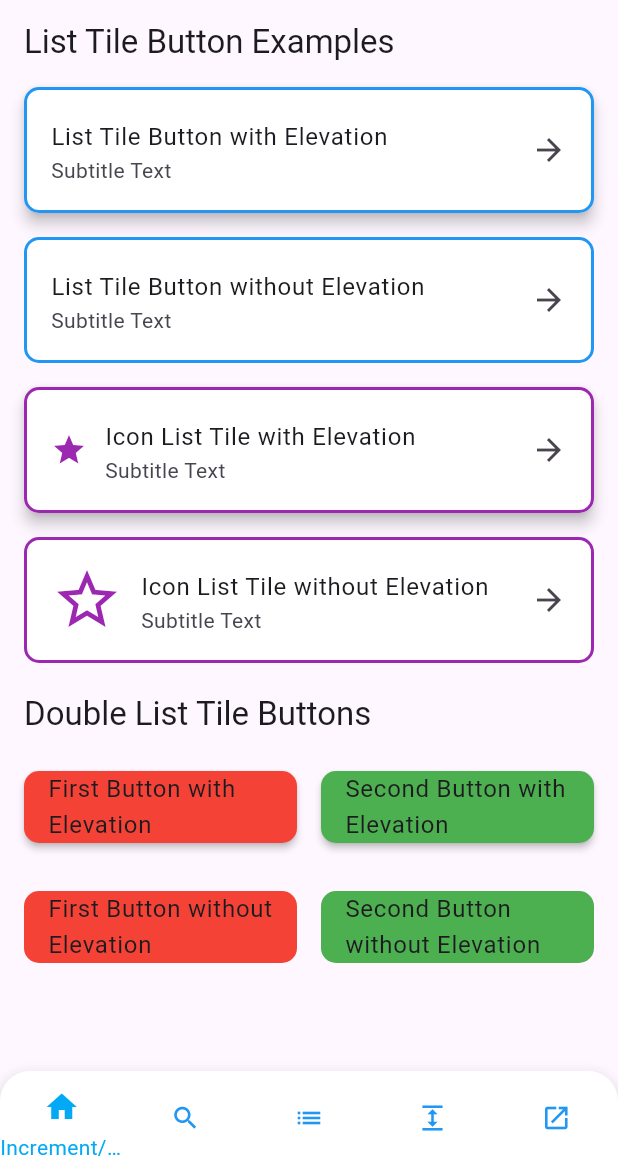
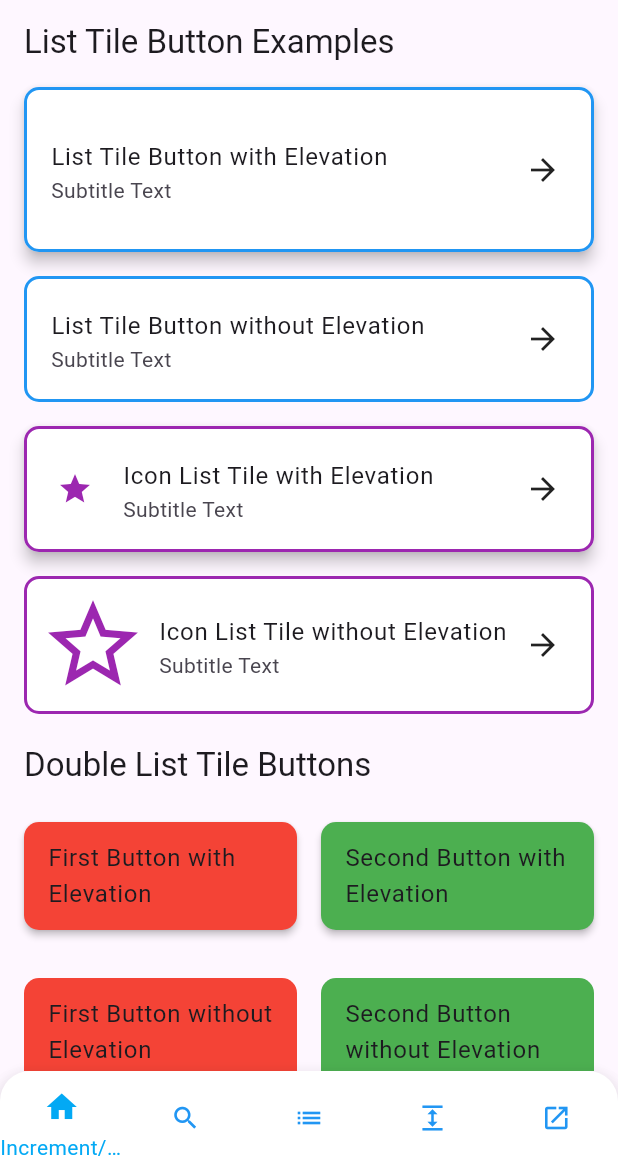
Before and after one commit to FrenkyDema/risto_widgets, a Flutter app: the screen it shows after launch, swiped to page 3, on a phone screen of 412 x 824 dp, the part 63-1236 px from its top. Run offline on Flutter 3.47's test engine with Material 3 defaults, Android fonts, the phone set to English and light mode, and no system bars.

Commit message:
Refactoring ListTileButton
Fix icon sizeFactor

```diff
--- a/example/lib/pages/list_tile_button_page.dart
+++ b/example/lib/pages/list_tile_button_page.dart
@@ -19,11 +19,11 @@ class ListTileButtonPage extends StatelessWidget {
           body: const Text('List Tile Button with Elevation'),
           subtitle: const Text('Subtitle Text'),
           onPressed: () {},
-          padding: const EdgeInsets.symmetric(vertical: 8.0),
           backgroundColor: Colors.white,
           borderColor: Colors.blue,
           elevation: 4.0,
           trailing: const Icon(Icons.arrow_forward),
+          minHeight: 90,
         ),
         const SizedBox(height: 16),
 
@@ -32,7 +32,6 @@ class ListTileButtonPage extends StatelessWidget {
           body: const Text('List Tile Button without Elevation'),
           subtitle: const Text('Subtitle Text'),
           onPressed: () {},
-          padding: const EdgeInsets.symmetric(vertical: 8.0),
           backgroundColor: Colors.white,
           borderColor: Colors.blue,
           trailing: const Icon(Icons.arrow_forward),
@@ -45,7 +44,6 @@ class ListTileButtonPage extends StatelessWidget {
           icon: Icons.star,
           subtitle: const Text('Subtitle Text'),
           onPressed: () {},
-          padding: const EdgeInsets.symmetric(vertical: 8.0),
           backgroundColor: Colors.white,
           borderColor: Colors.purple,
           iconColor: Colors.purple,
@@ -60,13 +58,11 @@ class ListTileButtonPage extends StatelessWidget {
             icon: Icons.star_border,
             subtitle: const Text('Subtitle Text'),
             onPressed: () {},
-          padding: const EdgeInsets.symmetric(vertical: 8.0),
             backgroundColor: Colors.white,
             borderColor: Colors.purple,
             iconColor: Colors.purple,
             trailing: const Icon(Icons.arrow_forward),
-          sizeFactor: 2,
-        ),
+            sizeFactor: 3),
         const SizedBox(height: 20),
 
         Text(
--- a/lib/widgets/buttons/list_tile_button.dart
+++ b/lib/widgets/buttons/list_tile_button.dart
@@ -7,7 +7,7 @@ class ListTileButton extends StatelessWidget {
   final Widget? subtitle;
   final Widget? leading;
   final Widget? trailing;
-  final EdgeInsetsGeometry padding;
+  final EdgeInsetsGeometry? padding;
   final EdgeInsetsGeometry? contentPadding;
   final Color? borderColor;
   final double borderRadius;
@@ -15,10 +15,12 @@ class ListTileButton extends StatelessWidget {
   final Color? backgroundColor;
   final ListTileTitleAlignment? bodyAlignment;
   final double? elevation;
+  final double? leadingSizeFactor;
+  final double? minHeight;
 
   const ListTileButton({
     super.key,
-    this.padding = EdgeInsets.zero,
+    this.padding,
     this.contentPadding,
     this.borderColor,
     this.backgroundColor,
@@ -32,6 +34,8 @@ class ListTileButton extends StatelessWidget {
     this.onLongPress,
     this.bodyAlignment,
     this.elevation,
+    this.leadingSizeFactor,
+    this.minHeight = 56.0,
   });
 
   @override
@@ -48,18 +52,44 @@ class ListTileButton extends StatelessWidget {
           onTap: onPressed,
           onLongPress: onLongPress,
           child: Padding(
-            padding: padding,
+            padding: padding ?? const EdgeInsets.all(8),
+            child: ConstrainedBox(
+              constraints: BoxConstraints(
+                minHeight: minHeight ?? 56.0,
+              ),
+              child: IntrinsicHeight(
+                child: Row(
+                  children: [
+                    if (leading != null)
+                      SizedBox(
+                        width: (leadingSizeFactor != null &&
+                                leadingSizeFactor! * 24 > 48)
+                            ? leadingSizeFactor! * 24
+                            : 48,
+                        height: double.infinity,
+                        child: leading,
+                      ),
+                    Expanded(
                       child: ListTile(
                         titleAlignment: bodyAlignment,
                         visualDensity: visualDensity ?? VisualDensity.compact,
-              contentPadding: contentPadding ??
-                  const EdgeInsets.symmetric(horizontal: 16.0),
+                        contentPadding:
+                            contentPadding ?? const EdgeInsets.only(left: 8),
                         minVerticalPadding: 0,
                         minLeadingWidth: 0,
-              leading: leading,
                         title: body,
                         subtitle: subtitle,
-              trailing: trailing,
+                      ),
+                    ),
+                    if (trailing != null)
+                      Container(
+                        margin: const EdgeInsets.only(right: 12),
+                        height: double.infinity,
+                        child: trailing,
+                      ),
+                  ],
+                ),
+              ),
             ),
           ),
         ),
@@ -78,7 +108,7 @@ class IconListTileButton extends StatelessWidget {
   final Color? borderColor;
   final double? elevation;
   final double sizeFactor;
-  final EdgeInsetsGeometry padding;
+  final EdgeInsetsGeometry? padding;
   final EdgeInsetsGeometry? contentPadding;
   final void Function()? onPressed;
 
@@ -92,7 +122,7 @@ class IconListTileButton extends StatelessWidget {
     this.backgroundColor,
     this.borderColor,
     this.sizeFactor = 1.0,
-    this.padding = EdgeInsets.zero,
+    this.padding,
     this.contentPadding,
     this.onPressed,
     this.elevation,
@@ -107,8 +137,9 @@ class IconListTileButton extends StatelessWidget {
       leading: Icon(
         icon,
         color: iconColor ?? Theme.of(context).iconTheme.color,
-        size: 24.0 * sizeFactor, // Adjust icon size using sizeFactor
+        size: 24.0 * sizeFactor,
       ),
+      leadingSizeFactor: sizeFactor,
       padding: padding,
       contentPadding: contentPadding,
       bodyAlignment: ListTileTitleAlignment.threeLine,
```
Lines whose indentation alone changed are shown as unchanged.
